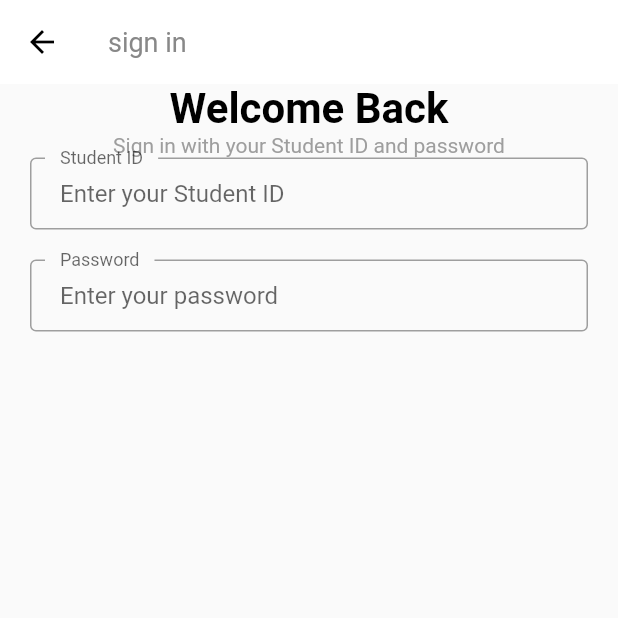
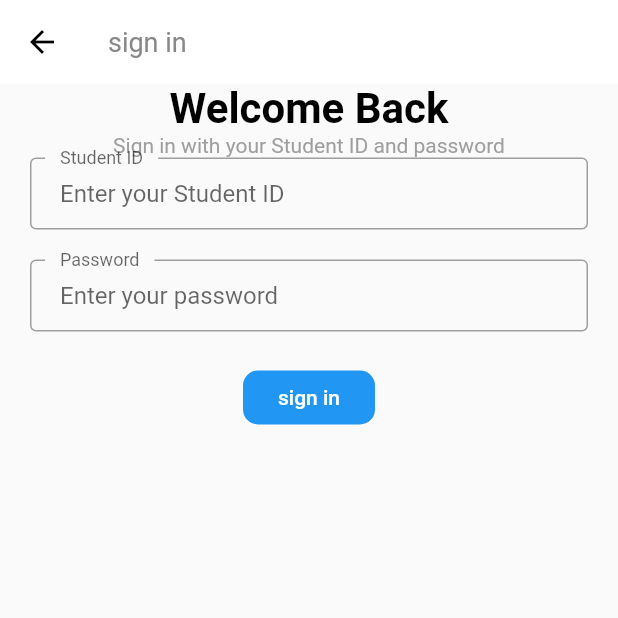
Before and after one commit to Hope-Studio/flutter-practice, a Flutter app: the Tabs screen opened directly, item 4 of the bottom bar chosen, after a tap on "sign in", on a phone screen of 412 x 824 dp, the top half of it. Run offline on Flutter 3.47's test engine with Material 2 defaults, Android fonts, the light colour scheme and no system bars.

Commit message:
add debugPrint to 'sign in' page

```diff
--- a/lib/pages/tabs/home.dart
+++ b/lib/pages/tabs/home.dart
@@ -1,5 +1,5 @@
 import 'package:flutter/material.dart';
-import 'package:atest/Pages/search.dart';
+// import 'package:atest/Pages/search.dart';
 
 class HomePage extends StatefulWidget {
   const HomePage({Key key}) : super(key: key);
@@ -9,20 +9,42 @@ class HomePage extends StatefulWidget {
 }
 
 class _HomePageState extends State<HomePage> {
+  // final _key = GlobalKey();
+  // String content;
+
+  // void submit() {
+  //   _key.currentState.save();
+  //   debugPrint('content:$content');
+  // }
+
   @override
-  Widget build(BuildContext context) => Column(
-        crossAxisAlignment: CrossAxisAlignment.start,
-        mainAxisAlignment: MainAxisAlignment.center,
-        children: <Widget>[
-          RaisedButton(
-            onPressed: () {
-              Navigator.push<Object>(
-                  context,
-                  MaterialPageRoute(
-                      builder: (BuildContext context) => const SearchPage()));
-            },
-            child: const Text("跳转到搜索界面"),
-          )
-        ],
-      );
+  Widget build(BuildContext context) => SafeArea(
+          child: Padding(
+        padding: const EdgeInsets.symmetric(horizontal: 20),
+        child: Column(
+          children: <Widget>[
+            TextFormField(
+              decoration: const InputDecoration(
+                icon: Icon(
+                  Icons.search,
+                  color: Colors.grey,
+                ),
+                hintText: "Search",
+                floatingLabelBehavior: FloatingLabelBehavior.always,
+              ),
+            ),
+          ],
+        ),
+      ));
 }
+
+// RaisedButton(
+//             onPressed: () {
+//               Navigator.push<Object>(
+//                   context,
+//                   MaterialPageRoute(
+//                       builder: (
+// BuildContext context) => const SearchPage()));
+//             },
+//             child: const Text("跳转到搜索界面"),
+//           )
--- a/lib/pages/tabs/settings/body.dart
+++ b/lib/pages/tabs/settings/body.dart
@@ -47,20 +47,41 @@ class SignForm extends StatefulWidget {
 }
 
 class _SignFormState extends State<SignForm> {
+  final _formKey = GlobalKey<FormState>();
+  // final List<String> errors = [];
+  String studentid, password;
+
+  void submitForm() {
+    _formKey.currentState.save();
+    debugPrint('username:$studentid');
+    debugPrint('password:$password');
+  }
+
   @override
   Widget build(BuildContext context) => Form(
+        key: _formKey,
         child: Column(
           children: <Widget>[
             buidIDField(),
             const SizedBox(height: 20),
             buidPasswordField(),
             const SizedBox(height: 20),
+            flatButton()
           ],
         ),
       );
-}
 
   TextFormField buidIDField() => TextFormField(
+      validator: (value) {
+        //输入字符校验
+        if (value.isEmpty) {
+          return "请输入文字";
+        }
+        return null;
+      },
+      onSaved: (value) {
+        studentid = value;
+      },
       decoration: const InputDecoration(
         //   icon: Icon(
         //     Icons.person,
@@ -68,11 +89,22 @@ TextFormField buidIDField() => TextFormField(
         //   ),
         labelText: "Student ID",
         hintText: "Enter your Student ID",
+
         floatingLabelBehavior: FloatingLabelBehavior.always,
       ));
 
   TextFormField buidPasswordField() => TextFormField(
         obscureText: true,
+        validator: (value) {
+          //输入字符校验
+          if (value.isEmpty) {
+            return "请输入文字";
+          }
+          return null;
+        },
+        onSaved: (value) {
+          password = value;
+        },
         decoration: const InputDecoration(
           // icon: Icon(
           //   Icons.person,
@@ -83,3 +115,16 @@ TextFormField buidPasswordField() => TextFormField(
           floatingLabelBehavior: FloatingLabelBehavior.always,
         ),
       );
+
+  FlatButton flatButton() => FlatButton(
+        color: Colors.blue,
+        // ignore: unnecessary_parenthesis
+        shape: (const RoundedRectangleBorder(
+            borderRadius: BorderRadius.all(Radius.circular(10)))),
+        onPressed: submitForm,
+        child: const Text(
+          "sign in",
+          style: TextStyle(color: Colors.white),
+        ),
+      );
+}
```
Lines whose indentation alone changed are shown as unchanged.
